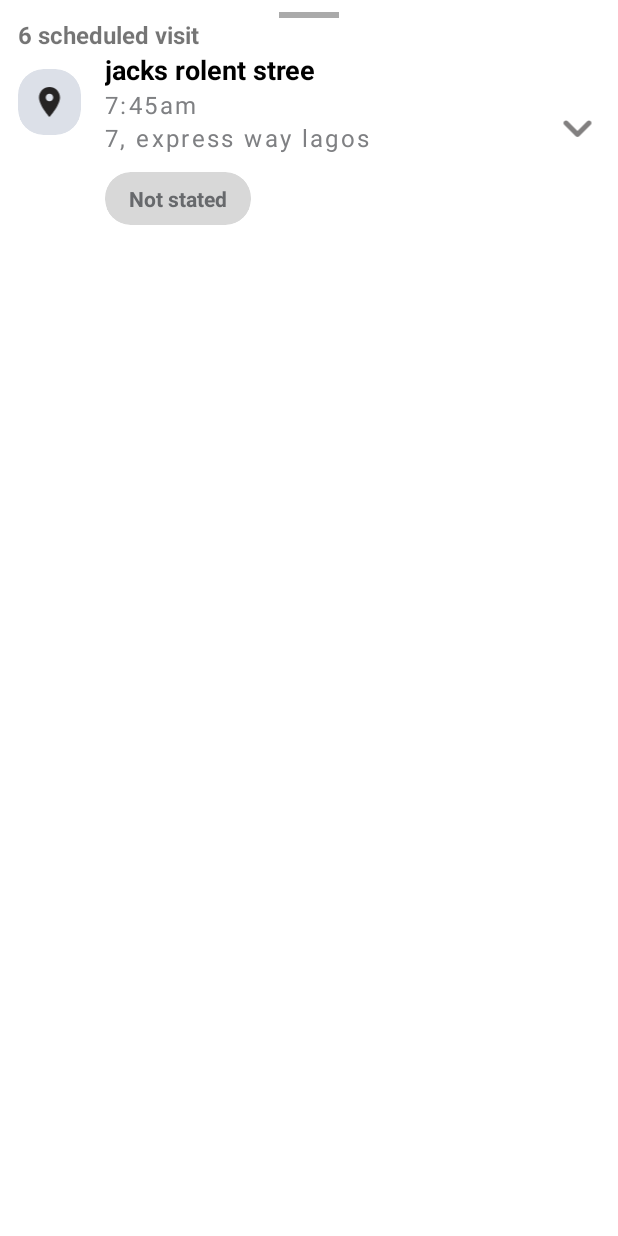
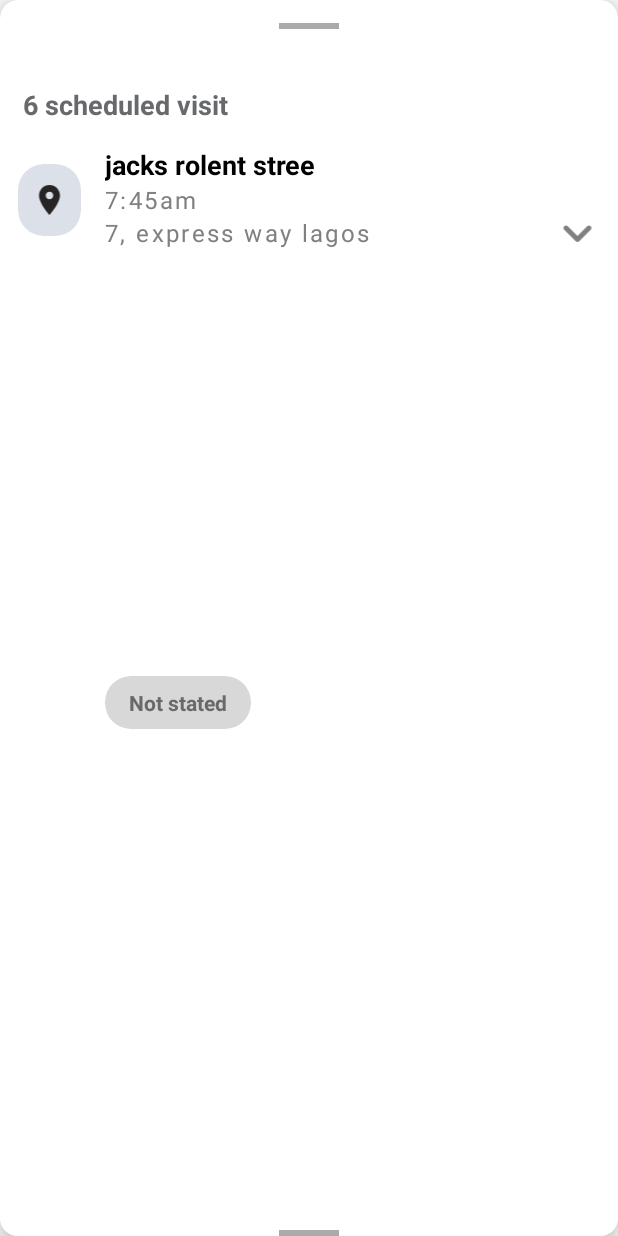
Before and after one commit to obetta1/fdmTest, an Android app: the layout buttomsheet_layout.xml on its own in the app's theme, with its tools: preview values and no code run, on a phone screen of 412 x 824 dp. Run offline under Robolectric (Android 15) with nearby library versions, the phone set to English and light mode, and no system bars.

```diff
--- a/app/src/main/java/com/ben/papytest/data/PlaceAdapter.kt
+++ b/app/src/main/java/com/ben/papytest/data/PlaceAdapter.kt
@@ -12,18 +12,15 @@ import com.ben.papytest.databinding.PlaceItemsBinding
 
 
 class PlaceAdapter(private val dataList: List<Any>, private val context: Context) : RecyclerView.Adapter<RecyclerView.ViewHolder>() {
-
     companion object {
         private const val VIEW_TYPE_HEADER = 0
         private const val VIEW_TYPE_ITEM = 1
     }
-
     inner class HeaderViewHolder(private val binding: ItemHeaderBinding) : RecyclerView.ViewHolder(binding.root) {
         fun bind(header: SectionHeader) {
             binding.dateHeader.text = header.title
         }
     }
-
     inner class ItemViewHolder(private val binding: PlaceItemsBinding) : RecyclerView.ViewHolder(binding.root) {
         fun bind(item: SectionItem) {
             binding.placeNameTv.text = item.name
@@ -43,7 +40,6 @@ class PlaceAdapter(private val dataList: List<Any>, private val context: Context
                     binding.statusTv.text = item.status
                 }
             }
-
         }
     }
     override fun onCreateViewHolder(parent: ViewGroup, viewType: Int): RecyclerView.ViewHolder {
@@ -59,7 +55,6 @@ class PlaceAdapter(private val dataList: List<Any>, private val context: Context
             else -> throw IllegalArgumentException("Invalid view type")
         }
     }
-
     override fun onBindViewHolder(holder: RecyclerView.ViewHolder, position: Int) {
         when (val item = dataList[position]) {
             is SectionHeader -> (holder as HeaderViewHolder).bind(item)
@@ -74,6 +69,5 @@ class PlaceAdapter(private val dataList: List<Any>, private val context: Context
             else -> throw IllegalArgumentException("Invalid view type")
         }
     }
-
     override fun getItemCount(): Int = dataList.size
 }
--- a/app/src/main/res/layout/buttomsheet_layout.xml
+++ b/app/src/main/res/layout/buttomsheet_layout.xml
@@ -4,18 +4,23 @@
     xmlns:app="http://schemas.android.com/apk/res-auto"
     xmlns:tools="http://schemas.android.com/tools"
     android:layout_width="match_parent"
-    android:layout_height="wrap_content"
+    android:layout_height="match_parent"
+    android:id="@+id/bottomSheet_LA"
+    app:layout_behavior="@string/bottom_sheet_behavior">
+
+<androidx.cardview.widget.CardView
+    android:layout_width="match_parent"
+    android:layout_height="match_parent"
+    app:cardElevation="@dimen/margin_12dp"
+    app:cardCornerRadius="@dimen/margin_12dp"
     android:background="@drawable/bottomsheet_background"
     >
 
-
     <androidx.constraintlayout.widget.ConstraintLayout
         android:layout_width="match_parent"
-        android:layout_height="wrap_content"
-        android:background="@drawable/bottomsheet_background"
-
-        android:layout_marginVertical="@dimen/margin_8dp"
-       >
+        android:layout_height="match_parent"
+        android:layout_marginTop="@dimen/margin_20dp"
+        android:background="@drawable/bottomsheet_background">
 
         <View
             android:id="@+id/bottomSheetHandle"
@@ -31,12 +36,14 @@
             android:id="@+id/titleTextView"
             android:layout_width="wrap_content"
             android:layout_height="wrap_content"
-            android:layout_marginStart="@dimen/margin_12dp"
+            android:layout_marginStart="@dimen/margin_20dp"
+            android:layout_marginTop="@dimen/margin_42dp"
             android:text="@string/_6_scheduled_visit"
-            android:textSize="16sp"
+            android:textColor="@color/dark_gray"
+            android:textSize="18sp"
             android:textStyle="bold"
             app:layout_constraintStart_toStartOf="parent"
-            app:layout_constraintTop_toBottomOf="@+id/bottomSheetHandle" />
+            app:layout_constraintTop_toTopOf="parent" />
 
         <androidx.cardview.widget.CardView
             android:id="@+id/place_icon_Iv"
@@ -54,7 +61,8 @@
             <ImageView
                 android:layout_width="@dimen/margin_42dp"
                 android:layout_height="@dimen/margin_24dp"
-                android:layout_marginVertical="10dp"
+                android:layout_marginTop="@dimen/margin_40dp"
+                android:layout_marginVertical="@dimen/margin_12dp"
                 android:contentDescription="@string/image_des"
                 android:src="@drawable/location_icon" />
         </androidx.cardview.widget.CardView>
@@ -64,6 +72,7 @@
             android:id="@+id/place_name_tv"
             style="@style/NormalBoldText"
             android:layout_marginStart="@dimen/margin_16dp"
+            android:layout_marginTop="@dimen/margin_20dp"
             android:elevation="10dp"
             android:text="@string/jacks_rolent_stree"
             android:textColor="@color/black"
@@ -98,12 +107,12 @@
             android:layout_width="wrap_content"
             android:layout_height="wrap_content"
             android:layout_marginTop="@dimen/margin_12dp"
-            android:layout_marginBottom="@dimen/margin_12dp"
+            android:layout_marginBottom="@dimen/margin_61dp"
             android:outlineAmbientShadowColor="@color/white"
             android:outlineSpotShadowColor="@color/white"
             app:cardBackgroundColor="#D8D8D8"
             app:cardCornerRadius="@dimen/margin_17dp"
-            app:layout_constraintBottom_toBottomOf="parent"
+            app:layout_constraintBottom_toTopOf="@+id/view"
             app:layout_constraintStart_toStartOf="@+id/address_tv"
             app:layout_constraintTop_toBottomOf="@+id/address_tv">
 
@@ -127,10 +136,19 @@
             android:layout_marginVertical="10dp"
             android:contentDescription="@string/image_des"
             android:src="@drawable/arrow_down_icon"
+            app:layout_constraintBottom_toBottomOf="@+id/address_tv"
+            app:layout_constraintEnd_toEndOf="parent"
+            app:layout_constraintTop_toTopOf="@+id/address_tv" />
+
+        <View
+            android:id="@+id/view"
+            android:layout_width="40dp"
+            android:layout_height="4dp"
+            android:background="@android:color/darker_gray"
             app:layout_constraintBottom_toBottomOf="parent"
             app:layout_constraintEnd_toEndOf="parent"
-            app:layout_constraintTop_toTopOf="parent" />
-
+            app:layout_constraintHorizontal_bias="0.5"
+            app:layout_constraintStart_toStartOf="parent" />
     </androidx.constraintlayout.widget.ConstraintLayout>
-
+</androidx.cardview.widget.CardView>
 </LinearLayout>
--- a/app/src/main/res/layout/schedule_toolbar.xml
+++ b/app/src/main/res/layout/schedule_toolbar.xml
@@ -27,7 +27,7 @@
         android:layout_width="wrap_content"
         android:layout_height="wrap_content"
         android:layout_gravity="center_horizontal"
-        android:text="Schedules"
+        android:text="@string/schedules"
         android:layout_marginStart="@dimen/margin_24dp"
         android:textColor="@android:color/black"
         android:textSize="18sp"
--- a/app/src/main/res/values/dimens.xml
+++ b/app/src/main/res/values/dimens.xml
@@ -12,6 +12,7 @@
     <dimen name="height_175dp">175dp</dimen>
     <dimen name="margin_40dp">40dp</dimen>
     <dimen name="margin_24dp">24dp</dimen>
+    <dimen name="bottom_sheet_peek_height">400dp</dimen>
     <dimen name="text_size_24sp">24sp</dimen>
     <dimen name="margin_17dp">17dp</dimen>
     <dimen name="margin_240dp">240dp</dimen>
--- a/app/src/main/res/values/strings.xml
+++ b/app/src/main/res/values/strings.xml
@@ -12,4 +12,8 @@
     <string name="mon_may_12">Mon, May 12</string>
     <string name="title_activity_maps2">MapsActivity2</string>
     <string name="_6_scheduled_visit">6 scheduled visit</string>
+    <string name="float_button">float button</string>
+    <string name="schedules">Schedules</string>
+    <!-- TODO: Remove or change this placeholder text -->
+    <string name="hello_blank_fragment">Hello blank fragment</string>
 </resources>
```
Also changed, not shown: app/src/main/java/com/ben/papytest/ui/MapsActivity.kt (+14 -28 lines), app/src/main/java/com/ben/papytest/ui/ScheduleActivity.kt (+9 -2 lines), app/src/main/res/anim/slide_in_left.xml (added, +7 -0 lines), app/src/main/res/anim/slide_in_right.xml (added, +7 -0 lines), app/src/main/res/anim/slide_out_left.xml (added, +7 -0 lines), app/src/main/res/anim/slide_out_right.xml (added, +7 -0 lines), app/src/main/res/layout/activity_maps.xml (+9 -6 lines), app/src/main/res/layout/fragment_new_bottomshett.xml (added, +10 -0 lines), app/src/main/res/layout/toolbar.xml (+1 -7 lines).
